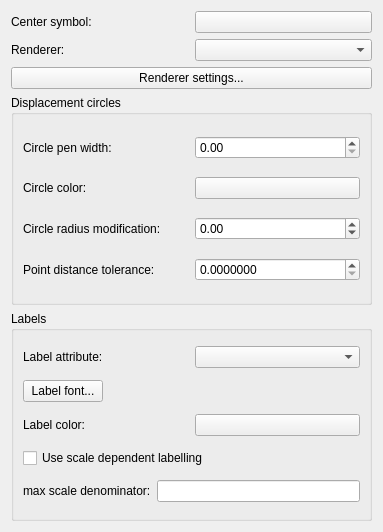
This is src/ui/qgspointdisplacementrendererwidgetbase.ui in carsmie/QGIS as Qt 5 draws it before an edit. The edited form follows.
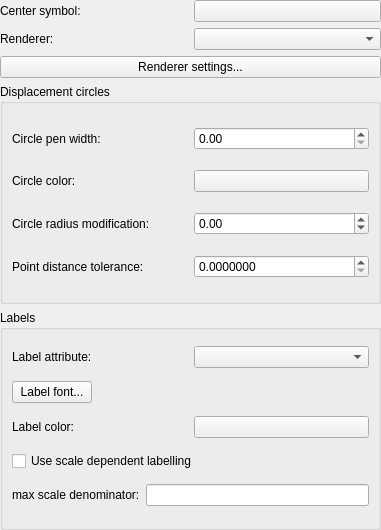
This is the edited form. Custom widgets are drawn as their Qt base class.

What changed in the file:
```diff
--- a/src/ui/qgspointdisplacementrendererwidgetbase.ui
+++ b/src/ui/qgspointdisplacementrendererwidgetbase.ui
@@ -6,14 +6,17 @@
    <rect>
     <x>0</x>
     <y>0</y>
-    <width>383</width>
-    <height>532</height>
+    <width>381</width>
+    <height>530</height>
    </rect>
   </property>
   <property name="windowTitle">
    <string>Form</string>
   </property>
   <layout class="QGridLayout" name="gridLayout_3">
+   <property name="margin">
+    <number>0</number>
+   </property>
    <item row="0" column="0">
     <layout class="QHBoxLayout" name="horizontalLayout_9">
      <item>
```
